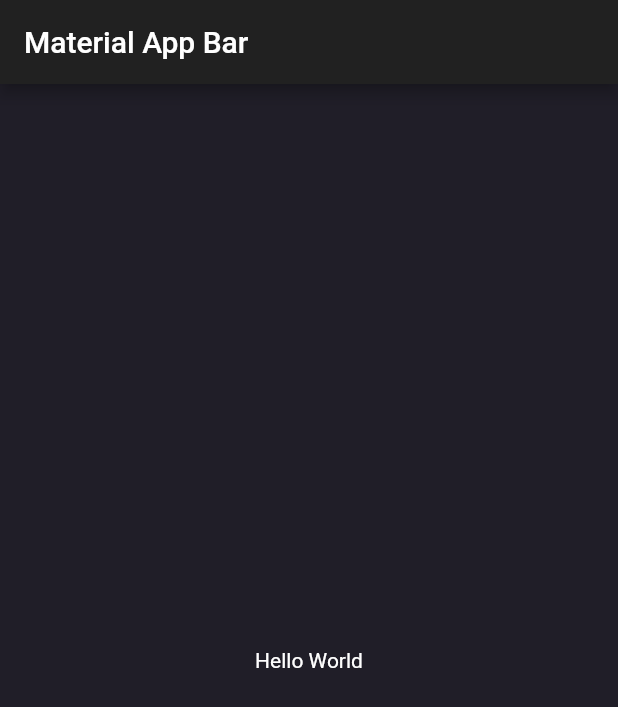
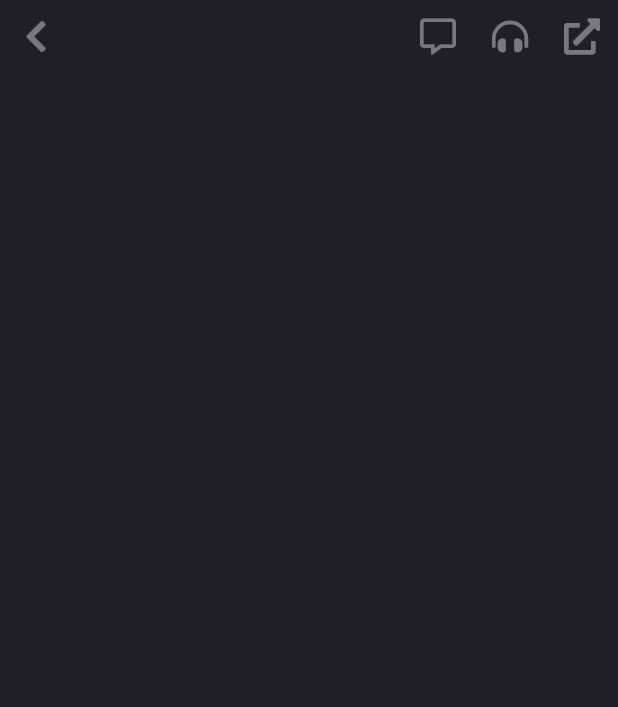
Before and after one commit to IdGalarzaSa/flutter_music_player, a Flutter app: the screen it shows after launch, on a phone screen of 412 x 824 dp. Shown: the top 707 px of the screen. Run offline on Flutter 3.47's test engine with Material 2 defaults, Android fonts, the phone set to English and light mode, and no system bars; our stand-ins replace font_awesome_flutter.

Commit message:
Custom appbar

```diff
--- a/lib/main.dart
+++ b/lib/main.dart
@@ -1,4 +1,5 @@
 import 'package:flutter/material.dart';
+import 'package:music_player/src/pages/music_player_page.dart';
 import 'package:music_player/src/theme/theme.dart';
 
 void main() => runApp(MyApp());
@@ -7,18 +8,6 @@ class MyApp extends StatelessWidget {
   @override
   Widget build(BuildContext context) {
     return MaterialApp(
-      title: 'Music player',
-      theme: myTheme,
-      home: Scaffold(
-        appBar: AppBar(
-          title: Text('Material App Bar'),
-        ),
-        body: Center(
-          child: Container(
-            child: Text('Hello World'),
-          ),
-        ),
-      ),
-    );
+        title: 'Music player', theme: myTheme, home: MusicPlayerPage());
   }
 }
--- /dev/null
+++ b/lib/src/pages/music_player_page.dart
@@ -0,0 +1,17 @@
+import 'package:flutter/material.dart';
+import 'package:music_player/src/widgets/custom_appbar.dart';
+
+class MusicPlayerPage extends StatelessWidget {
+  @override
+  Widget build(BuildContext context) {
+    return Scaffold(
+      body: SafeArea(
+        child: Column(
+          children: [
+            CustomAppBar(),
+          ],
+        ),
+      ),
+    );
+  }
+}
--- a/lib/src/theme/theme.dart
+++ b/lib/src/theme/theme.dart
@@ -3,4 +3,4 @@ import 'package:flutter/material.dart';
 final myTheme = ThemeData.dark().copyWith(
     scaffoldBackgroundColor: Color(0xff201E28),
     // scaffoldBackgroundColor: Color(0xff40404C),
-    iconTheme: IconThemeData(color: Colors.white.withOpacity(0.3)));
+    iconTheme: IconThemeData(color: Colors.white.withOpacity(0.4)));
--- /dev/null
+++ b/lib/src/widgets/custom_appbar.dart
@@ -0,0 +1,23 @@
+import 'package:flutter/material.dart';
+import 'package:font_awesome_flutter/font_awesome_flutter.dart';
+
+class CustomAppBar extends StatelessWidget {
+  @override
+  Widget build(BuildContext context) {
+    return Container(
+      child: Row(
+        mainAxisAlignment: MainAxisAlignment.end,
+        children: [
+          IconButton(
+              onPressed: () {}, icon: Icon(FontAwesomeIcons.chevronLeft)),
+          Spacer(),
+          IconButton(onPressed: () {}, icon: Icon(FontAwesomeIcons.commentAlt)),
+          IconButton(
+              onPressed: () {}, icon: Icon(FontAwesomeIcons.headphonesAlt)),
+          IconButton(
+              onPressed: () {}, icon: Icon(FontAwesomeIcons.externalLinkAlt))
+        ],
+      ),
+    );
+  }
+}
```
Also changed, not shown: pubspec.yaml (+1 -8 lines), pubspec.lock.
